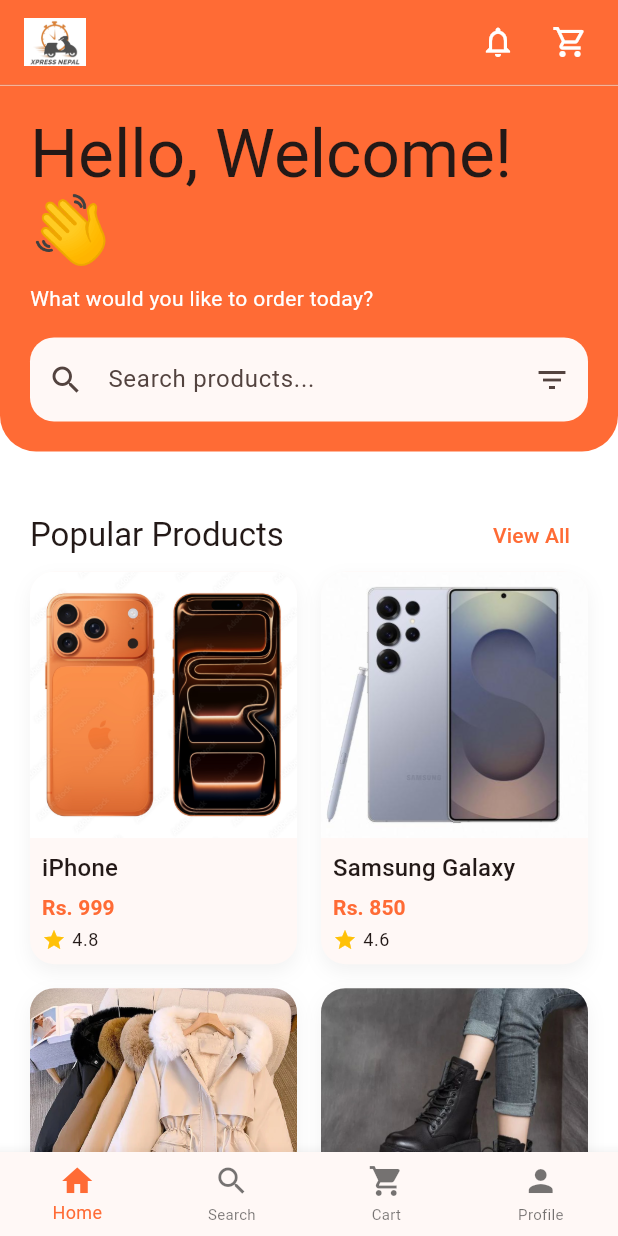
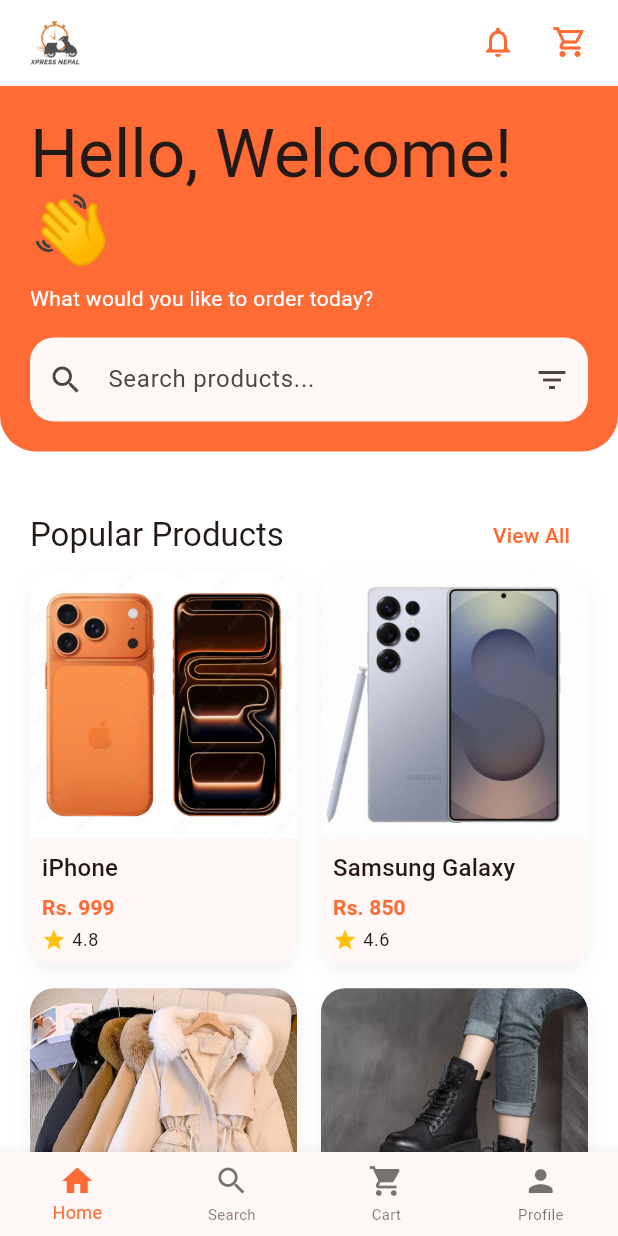
Before and after one commit to smritikhanal/xpress_nepal, a Flutter app: the HomeScreen screen opened directly, on a phone screen of 412 x 824 dp. Run offline on Flutter 3.47's test engine with Material 3 defaults, Android fonts, the light colour scheme and no system bars.

Commit message:
added:app bar icon color changed to primary

```diff
--- a/lib/screens/home_screen.dart
+++ b/lib/screens/home_screen.dart
@@ -87,7 +87,7 @@
     return Scaffold(
       backgroundColor: Theme.of(context).scaffoldBackgroundColor,
       appBar: AppBar(
-        backgroundColor: Theme.of(context).primaryColor,
+        backgroundColor: Colors.white,
         elevation: 0,
         title: Image.asset(
           'assets/images/logo/logo.png',
@@ -104,11 +104,19 @@
         ),
         actions: [
           IconButton(
-            icon: Icon(Icons.notifications_outlined, size: isTablet ? 32 : 24),
+            icon: Icon(
+              Icons.notifications_outlined,
+              size: isTablet ? 32 : 24,
+              color: Theme.of(context).primaryColor,
+            ),
             onPressed: () {},
           ),
           IconButton(
-            icon: Icon(Icons.shopping_cart_outlined, size: isTablet ? 32 : 24),
+            icon: Icon(
+              Icons.shopping_cart_outlined,
+              size: isTablet ? 32 : 24,
+              color: Theme.of(context).primaryColor,
+            ),
             onPressed: () {},
           ),
           SizedBox(width: isTablet ? _paddingM : _spaceS),
```
